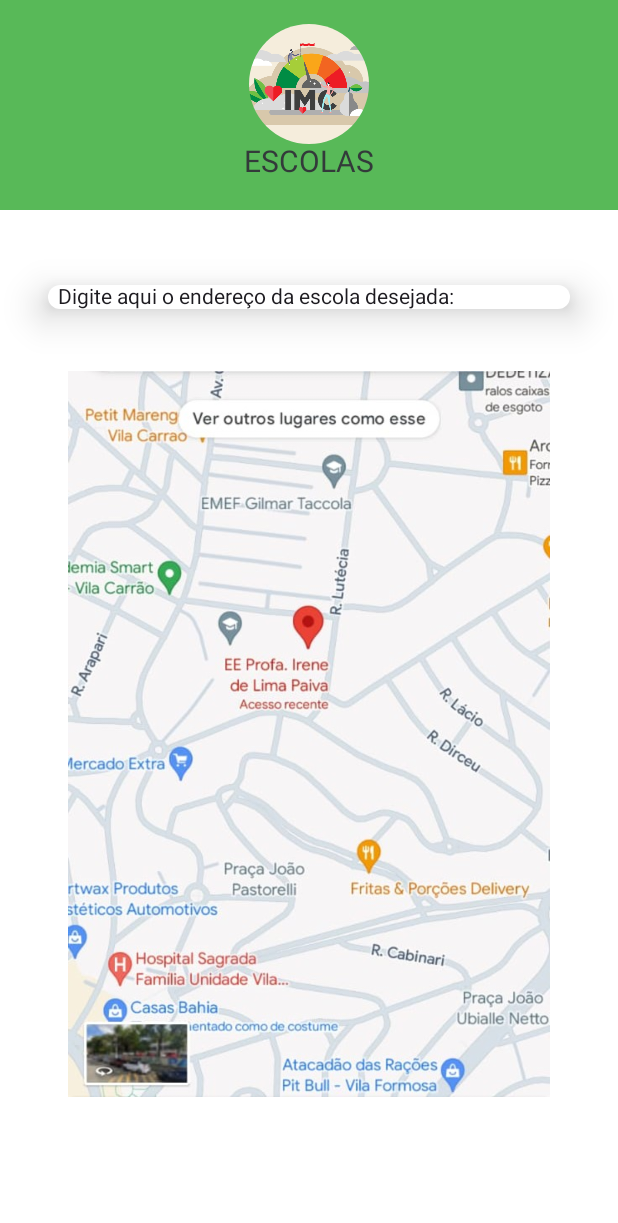
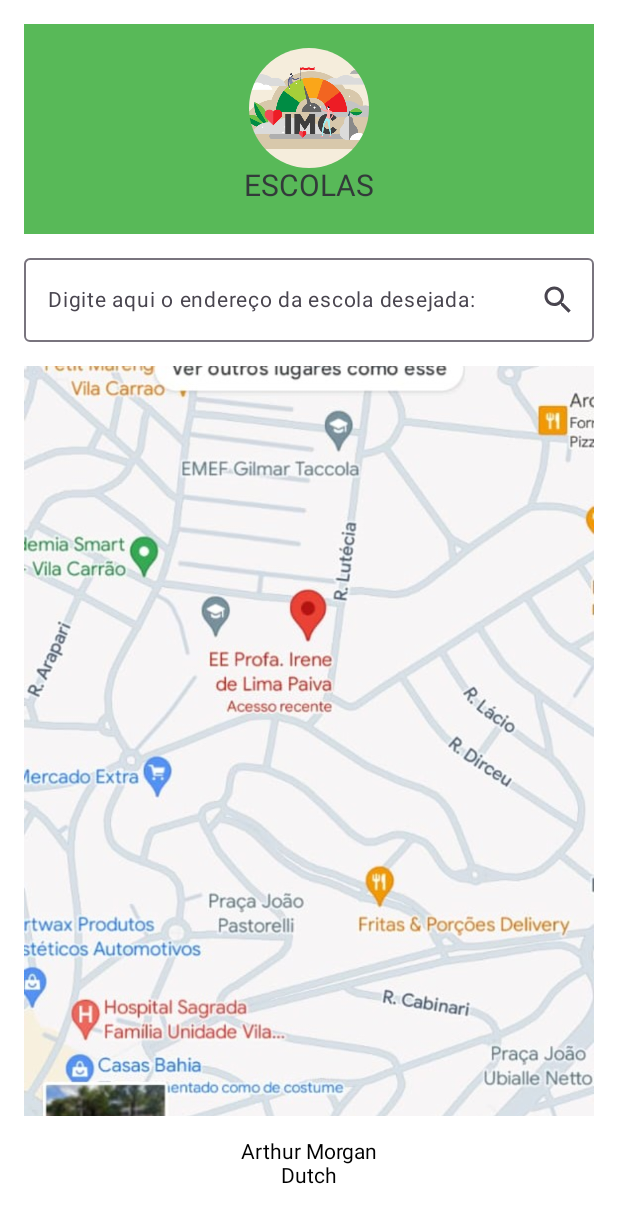
Before and after one commit to MatheusAndrade60/Vagas_Escola, an Android app built with Jetpack Compose: the @Preview function HomeScreenPreview, on a phone screen of 412 x 824 dp. Shown: the top 1223 px of the screen. Run offline under Robolectric (Android 15) with nearby library versions, the phone set to English and light mode, and no system bars.

Commit message:
Separei as Columns das imagens, falta criar a barra de baixo

```diff
--- a/app/src/main/java/br/com/fiap/projeto_vagas_escola/MainActivity.kt
+++ b/app/src/main/java/br/com/fiap/projeto_vagas_escola/MainActivity.kt
@@ -37,9 +37,9 @@ class MainActivity : ComponentActivity() {
                         composable(route = "cadastro") {
                             CadastroScreen(navController)
                         }
-                        composable(route = "home") {
-                            HomeScreen(navController)
-                        }
+//                        composable(route = "home") {
+//                            HomeScreen(navController)
+//                        }
                     }
                 }
             }
--- a/app/src/main/java/br/com/fiap/projeto_vagas_escola/screens/HomeScreen.kt
+++ b/app/src/main/java/br/com/fiap/projeto_vagas_escola/screens/HomeScreen.kt
@@ -1,21 +1,12 @@
 package br.com.fiap.projeto_vagas_escola.screens
 
 import androidx.compose.foundation.Image
-import androidx.compose.ui.tooling.preview.Preview
-import androidx.compose.foundation.background
-import androidx.compose.foundation.layout.Box
-import androidx.compose.foundation.layout.Column
-import androidx.compose.foundation.layout.Spacer
-import androidx.compose.foundation.layout.fillMaxHeight
-import androidx.compose.foundation.layout.fillMaxWidth
-import androidx.compose.foundation.layout.height
-import androidx.compose.foundation.layout.padding
-import androidx.compose.foundation.layout.size
+import androidx.compose.foundation.layout.*
 import androidx.compose.foundation.lazy.LazyColumn
 import androidx.compose.foundation.shape.RoundedCornerShape
-import androidx.compose.material3.Card
-import androidx.compose.material3.CardDefaults
-import androidx.compose.material3.Text
+import androidx.compose.material.icons.Icons
+import androidx.compose.material.icons.filled.Search
+import androidx.compose.material3.*
 import androidx.compose.runtime.Composable
 import androidx.compose.ui.Alignment
 import androidx.compose.ui.Modifier
@@ -24,64 +15,75 @@ import androidx.compose.ui.layout.ContentScale
 import androidx.compose.ui.res.painterResource
 import androidx.compose.ui.unit.dp
 import androidx.compose.ui.unit.sp
-import androidx.navigation.NavController
 import br.com.fiap.projeto_vagas_escola.R
 import br.com.fiap.projeto_vagas_escola.component.Header
+import androidx.compose.ui.draw.clip
+import androidx.compose.ui.tooling.preview.Preview
 
 @Composable
 fun HomeScreen() {
-
-    //Box inicial com logo e titulo
     Box(
-        modifier = Modifier
-            .fillMaxWidth()
+        modifier = Modifier.fillMaxSize()
     ) {
         LazyColumn(
-            modifier = Modifier
-                .fillMaxWidth()
-                .fillMaxHeight()
-                .background(Color.White),
+            modifier = Modifier.fillMaxSize(),
+            verticalArrangement = Arrangement.spacedBy(16.dp),
+            contentPadding = PaddingValues(horizontal = 16.dp, vertical = 16.dp)
         ) {
             item {
                 Header()
-            }//Medoto que ira retornar um layout para o Header
+            }
 
-            //Card para cadastrar um usuario
             item {
                 Column(
                     horizontalAlignment = Alignment.CenterHorizontally,
-                    modifier = Modifier
-                        .fillMaxWidth()
-                        .padding(horizontal = 32.dp, vertical = 50.dp)
+                    modifier = Modifier.fillMaxWidth()
                 ){
-                    Card(modifier = Modifier
-                        .fillMaxWidth(),
-                        colors = CardDefaults.cardColors(Color.White),
-                        elevation = CardDefaults.cardElevation(defaultElevation = 16.dp),
-                        shape = RoundedCornerShape(16.dp)
+                    OutlinedTextField(
+                        value = "",
+                        onValueChange = {},
+                        placeholder = {
+                            Text(
+                                text = "Digite aqui o endereço da escola desejada:",
+                                fontSize = 14.sp
+                            )
+                        },
+                        modifier = Modifier.fillMaxWidth(),
+                        trailingIcon = {
+                            IconButton(onClick = { /* Ação de clique do ícone */ }) {
+                                Icon(
+                                    imageVector = Icons.Filled.Search,
+                                    contentDescription = "Pesquisar"
+                                )
+                            }
+                        }
                     )
-                    {
-                        Text(text = "  Digite aqui o endereço da escola desejada:",
-                            fontSize = 14.sp,
-                        )
-                    }
-                    Spacer(modifier = Modifier.height(25.dp))
+                }
+            }
+
+            item {
+                Column(
+                    horizontalAlignment = Alignment.CenterHorizontally,
+                    modifier = Modifier.fillMaxWidth()
+                ) {
                     Image(
                         painter = painterResource(id = R.drawable.escola),
                         contentDescription = "logo",
                         modifier = Modifier
-                            .size(500.dp)
-                            .padding(top = 16.dp)
+                            .size(500.dp),
+                        contentScale = ContentScale.FillWidth
                     )
-                        }
-                    }
+                    Spacer(modifier = Modifier.height(16.dp))
+                    Text(text = "Arthur Morgan")
+                    Text(text = "Dutch")
                 }
             }
         }
-
+    }
+}
 
 @Preview
 @Composable
-private fun HomeScreenPreview() {
+fun HomeScreenPreview() {
     HomeScreen()
 }
--- /dev/null
+++ b/app/src/main/res/drawable/baseline_account_circle_24.xml
@@ -0,0 +1,5 @@
+<vector xmlns:android="http://schemas.android.com/apk/res/android" android:height="24dp" android:tint="#000000" android:viewportHeight="24" android:viewportWidth="24" android:width="24dp">
+
+    <path android:fillColor="@android:color/white" android:pathData="M12,2C6.48,2 2,6.48 2,12s4.48,10 10,10s10,-4.48 10,-10S17.52,2 12,2zM12,6c1.93,0 3.5,1.57 3.5,3.5S13.93,13 12,13s-3.5,-1.57 -3.5,-3.5S10.07,6 12,6zM12,20c-2.03,0 -4.43,-0.82 -6.14,-2.88C7.55,15.8 9.68,15 12,15s4.45,0.8 6.14,2.12C16.43,19.18 14.03,20 12,20z"/>
+
+</vector>
--- /dev/null
+++ b/app/src/main/res/drawable/baseline_content_paste_search_24.xml
@@ -0,0 +1,7 @@
+<vector xmlns:android="http://schemas.android.com/apk/res/android" android:height="24dp" android:tint="#000000" android:viewportHeight="24" android:viewportWidth="24" android:width="24dp">
+
+    <path android:fillColor="@android:color/white" android:pathData="M5,5h2v3h10V5h2v5h2V5c0,-1.1 -0.9,-2 -2,-2h-4.18C14.4,1.84 13.3,1 12,1S9.6,1.84 9.18,3H5C3.9,3 3,3.9 3,5v14c0,1.1 0.9,2 2,2h5v-2H5V5zM12,3c0.55,0 1,0.45 1,1s-0.45,1 -1,1s-1,-0.45 -1,-1S11.45,3 12,3z"/>
+
+    <path android:fillColor="@android:color/white" android:pathData="M20.3,18.9c0.4,-0.7 0.7,-1.5 0.7,-2.4c0,-2.5 -2,-4.5 -4.5,-4.5S12,14 12,16.5s2,4.5 4.5,4.5c0.9,0 1.7,-0.3 2.4,-0.7l2.7,2.7l1.4,-1.4L20.3,18.9zM16.5,19c-1.4,0 -2.5,-1.1 -2.5,-2.5c0,-1.4 1.1,-2.5 2.5,-2.5s2.5,1.1 2.5,2.5C19,17.9 17.9,19 16.5,19z"/>
+
+</vector>
```
Also changed, not shown: app/src/main/res/drawable/search.png (added).
